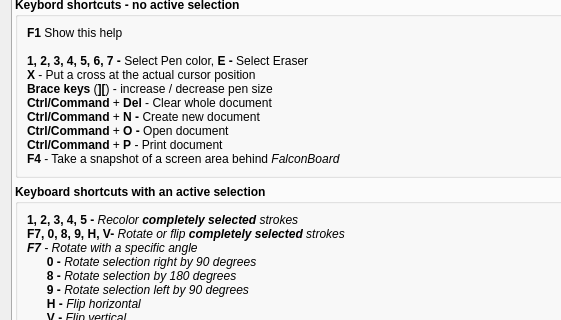
Above: FalconBoard/helpdialog.ui from solyoma/FalconBoard before the change; both pictures show x 0 to 561 and y 199 to 519 of the 919 by 837 pixel window. Below: the same form after it.
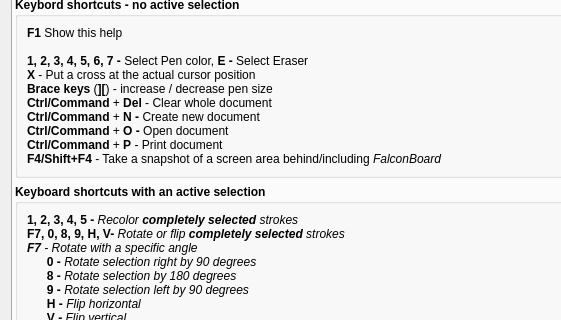
That is the form after the change.

Commit message: Added Shift+F4 to take a screenshot including Falconboard itself

What changed in the file:
```diff
--- a/FalconBoard/helpdialog.ui
+++ b/FalconBoard/helpdialog.ui
@@ -7,7 +7,7 @@
     <x>0</x>
     <y>0</y>
     <width>883</width>
-    <height>773</height>
+    <height>796</height>
    </rect>
   </property>
   <property name="windowTitle">
@@ -341,7 +341,7 @@
              </font>
             </property>
             <property name="text">
-             <string>&lt;html&gt;&lt;head/&gt;&lt;body&gt;&lt;p&gt;&lt;span style=&quot; font-weight:600;&quot;&gt;F1&lt;/span&gt; Show this help&lt;br/&gt;&lt;br/&gt;&lt;span style=&quot; font-weight:600;&quot;&gt;1, 2, 3, 4, 5, 6, 7 - &lt;/span&gt;Select Pen color, &lt;span style=&quot; font-weight:600;&quot;&gt;E - &lt;/span&gt;Select Eraser&lt;br/&gt;&lt;span style=&quot; font-weight:600;&quot;&gt;X&lt;/span&gt; - Put a cross at the actual cursor position&lt;br/&gt;&lt;span style=&quot; font-weight:600;&quot;&gt;Brace keys &lt;/span&gt;(&lt;span style=&quot; font-weight:600;&quot;&gt;][&lt;/span&gt;) - increase / decrease pen size&lt;br/&gt;&lt;span style=&quot; font-weight:600;&quot;&gt;Ctrl/Command&lt;/span&gt; + &lt;span style=&quot; font-weight:600;&quot;&gt;Del&lt;/span&gt; - Clear whole document&lt;br/&gt;&lt;span style=&quot; font-weight:600;&quot;&gt;Ctrl/Command&lt;/span&gt; + &lt;span style=&quot; font-weight:600;&quot;&gt;N - &lt;/span&gt;Create new document&lt;br/&gt;&lt;span style=&quot; font-weight:600;&quot;&gt;Ctrl/Command&lt;/span&gt; + &lt;span style=&quot; font-weight:600;&quot;&gt;O - &lt;/span&gt;Open document&lt;br/&gt;&lt;span style=&quot; font-weight:600;&quot;&gt;Ctrl/Command&lt;/span&gt; + &lt;span style=&quot; font-weight:600;&quot;&gt;P&lt;/span&gt; - Print document&lt;br/&gt;&lt;span style=&quot; font-weight:600;&quot;&gt;F4&lt;/span&gt; - Take a snapshot of a screen area behind&lt;span style=&quot; font-style:italic;&quot;&gt; FalconBoard&lt;/span&gt;&lt;/p&gt;&lt;/body&gt;&lt;/html&gt;</string>
+             <string>&lt;html&gt;&lt;head/&gt;&lt;body&gt;&lt;p&gt;&lt;span style=&quot; font-weight:600;&quot;&gt;F1&lt;/span&gt; Show this help&lt;br/&gt;&lt;br/&gt;&lt;span style=&quot; font-weight:600;&quot;&gt;1, 2, 3, 4, 5, 6, 7 - &lt;/span&gt;Select Pen color, &lt;span style=&quot; font-weight:600;&quot;&gt;E - &lt;/span&gt;Select Eraser&lt;br/&gt;&lt;span style=&quot; font-weight:600;&quot;&gt;X&lt;/span&gt; - Put a cross at the actual cursor position&lt;br/&gt;&lt;span style=&quot; font-weight:600;&quot;&gt;Brace keys &lt;/span&gt;(&lt;span style=&quot; font-weight:600;&quot;&gt;][&lt;/span&gt;) - increase / decrease pen size&lt;br/&gt;&lt;span style=&quot; font-weight:600;&quot;&gt;Ctrl/Command&lt;/span&gt; + &lt;span style=&quot; font-weight:600;&quot;&gt;Del&lt;/span&gt; - Clear whole document&lt;br/&gt;&lt;span style=&quot; font-weight:600;&quot;&gt;Ctrl/Command&lt;/span&gt; + &lt;span style=&quot; font-weight:600;&quot;&gt;N - &lt;/span&gt;Create new document&lt;br/&gt;&lt;span style=&quot; font-weight:600;&quot;&gt;Ctrl/Command&lt;/span&gt; + &lt;span style=&quot; font-weight:600;&quot;&gt;O - &lt;/span&gt;Open document&lt;br/&gt;&lt;span style=&quot; font-weight:600;&quot;&gt;Ctrl/Command&lt;/span&gt; + &lt;span style=&quot; font-weight:600;&quot;&gt;P&lt;/span&gt; - Print document&lt;br/&gt;&lt;span style=&quot; font-weight:600;&quot;&gt;F4/Shift+F4&lt;/span&gt; - Take a snapshot of a screen area behind/including&lt;span style=&quot; font-style:italic;&quot;&gt; FalconBoard&lt;/span&gt;&lt;/p&gt;&lt;/body&gt;&lt;/html&gt;</string>
             </property>
            </widget>
           </item>
```
The commit also changes 7 other files.
